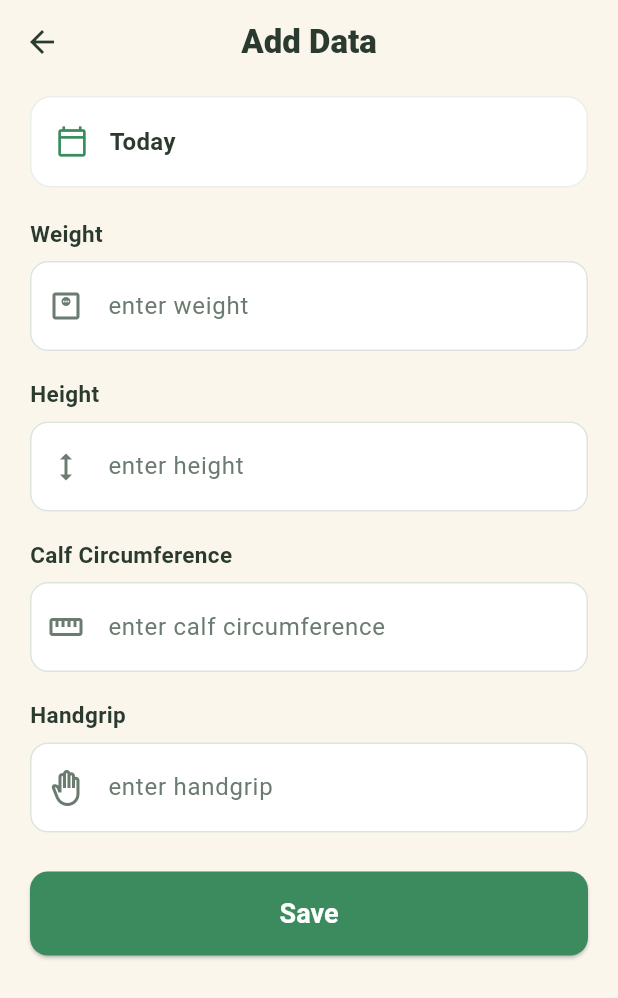
After one commit to anuruddhika94/sarco_care, a Flutter app: the AddDataScreen screen opened directly, on a phone screen of 412 x 824 dp. The commit adds this screen. Shown: the top 998 px of the screen. Run offline on Flutter 3.47's test engine with Material 3 defaults, Android fonts, the phone set to English and light mode, and no system bars.

Commit message:
Add health data entry form
- Add Data: Today date row and numeric fields for weight, height,
  calf circumference and handgrip with a Save confirmation
- Health Tracking 'Add Data' now opens the form

```diff
--- /dev/null
+++ b/lib/screens/add_data_screen.dart
@@ -0,0 +1,150 @@
+import 'package:flutter/material.dart';
+
+import '../theme/app_theme.dart';
+
+/// Add Data form — log new health measurements.
+/// Pure UI: labeled numeric fields and a Save action that confirms and returns.
+class AddDataScreen extends StatelessWidget {
+  const AddDataScreen({super.key});
+
+  static const _fields = [
+    ('Weight', 'kg', Icons.monitor_weight_outlined),
+    ('Height', 'cm', Icons.height),
+    ('Calf Circumference', 'cm', Icons.straighten),
+    ('Handgrip', 'kg', Icons.back_hand_outlined),
+  ];
+
+  void _save(BuildContext context) {
+    ScaffoldMessenger.of(context)
+      ..hideCurrentSnackBar()
+      ..showSnackBar(
+        const SnackBar(
+          content: Text('Health data saved'),
+          backgroundColor: AppColors.primary,
+        ),
+      );
+    Navigator.of(context).pop();
+  }
+
+  @override
+  Widget build(BuildContext context) {
+    return Scaffold(
+      backgroundColor: AppColors.background,
+      appBar: AppBar(
+        backgroundColor: AppColors.background,
+        foregroundColor: AppColors.textDark,
+        elevation: 0,
+        title: const Text(
+          'Add Data',
+          style: TextStyle(fontWeight: FontWeight.w800),
+        ),
+        centerTitle: true,
+      ),
+      body: ListView(
+        padding: const EdgeInsets.fromLTRB(20, 8, 20, 24),
+        children: [
+          const _DateRow(),
+          const SizedBox(height: 20),
+          for (final f in _fields) ...[
+            _MetricField(label: f.$1, unit: f.$2, icon: f.$3),
+            const SizedBox(height: 18),
+          ],
+          const SizedBox(height: 8),
+          SizedBox(
+            width: double.infinity,
+            child: ElevatedButton(
+              onPressed: () => _save(context),
+              child: const Text('Save'),
+            ),
+          ),
+        ],
+      ),
+    );
+  }
+}
+
+/// Read-only "today" row — a full date picker is out of scope for pure UI.
+class _DateRow extends StatelessWidget {
+  const _DateRow();
+
+  @override
+  Widget build(BuildContext context) {
+    return Container(
+      padding: const EdgeInsets.symmetric(horizontal: 16, vertical: 18),
+      decoration: BoxDecoration(
+        color: AppColors.surface,
+        borderRadius: BorderRadius.circular(14),
+        border: Border.all(color: const Color(0xFFEAEFEA)),
+      ),
+      child: Row(
+        children: [
+          Icon(Icons.calendar_today_outlined, color: AppColors.primary, size: 22),
+          const SizedBox(width: 14),
+          Text(
+            'Today',
+            style: TextStyle(
+              fontSize: 16,
+              fontWeight: FontWeight.w600,
+              color: AppColors.textDark,
+            ),
+          ),
+        ],
+      ),
+    );
+  }
+}
+
+class _MetricField extends StatelessWidget {
+  const _MetricField({
+    required this.label,
+    required this.unit,
+    required this.icon,
+  });
+
+  final String label;
+  final String unit;
+  final IconData icon;
+
+  @override
+  Widget build(BuildContext context) {
+    return Column(
+      crossAxisAlignment: CrossAxisAlignment.start,
+      children: [
+        Text(
+          label,
+          style: TextStyle(
+            fontSize: 15,
+            fontWeight: FontWeight.w600,
+            color: AppColors.textDark,
+          ),
+        ),
+        const SizedBox(height: 8),
+        TextField(
+          keyboardType: const TextInputType.numberWithOptions(decimal: true),
+          decoration: InputDecoration(
+            hintText: 'Enter $label'.toLowerCase(),
+            hintStyle: const TextStyle(color: AppColors.textMuted),
+            prefixIcon: Icon(icon, color: AppColors.textMuted),
+            suffixText: unit,
+            suffixStyle: TextStyle(
+              color: AppColors.textDark,
+              fontWeight: FontWeight.w600,
+            ),
+            filled: true,
+            fillColor: AppColors.surface,
+            contentPadding:
+                const EdgeInsets.symmetric(horizontal: 16, vertical: 18),
+            enabledBorder: OutlineInputBorder(
+              borderRadius: BorderRadius.circular(12),
+              borderSide: const BorderSide(color: Color(0xFFDDE4DD)),
+            ),
+            focusedBorder: OutlineInputBorder(
+              borderRadius: BorderRadius.circular(12),
+              borderSide: const BorderSide(color: AppColors.primary, width: 1.5),
+            ),
+          ),
+        ),
+      ],
+    );
+  }
+}
--- a/lib/screens/health_tracking_screen.dart
+++ b/lib/screens/health_tracking_screen.dart
@@ -1,8 +1,8 @@
 import 'package:flutter/material.dart';
 
 import '../theme/app_theme.dart';
-import '../widgets/placeholder_screen.dart';
 import '../widgets/segmented_tabs.dart';
+import 'add_data_screen.dart';
 
 /// Screen #10 — Health Tracking.
 /// Pure UI: time-range tabs, a list of body metrics and an Add Data action.
@@ -29,9 +29,7 @@ class _HealthTrackingScreenState extends State<HealthTrackingScreen> {
 
   void _addData() {
     Navigator.of(context).push(
-      MaterialPageRoute(
-        builder: (_) => const PlaceholderScreen(title: 'Add Data'),
-      ),
+      MaterialPageRoute(builder: (_) => const AddDataScreen()),
     );
   }
 
```
